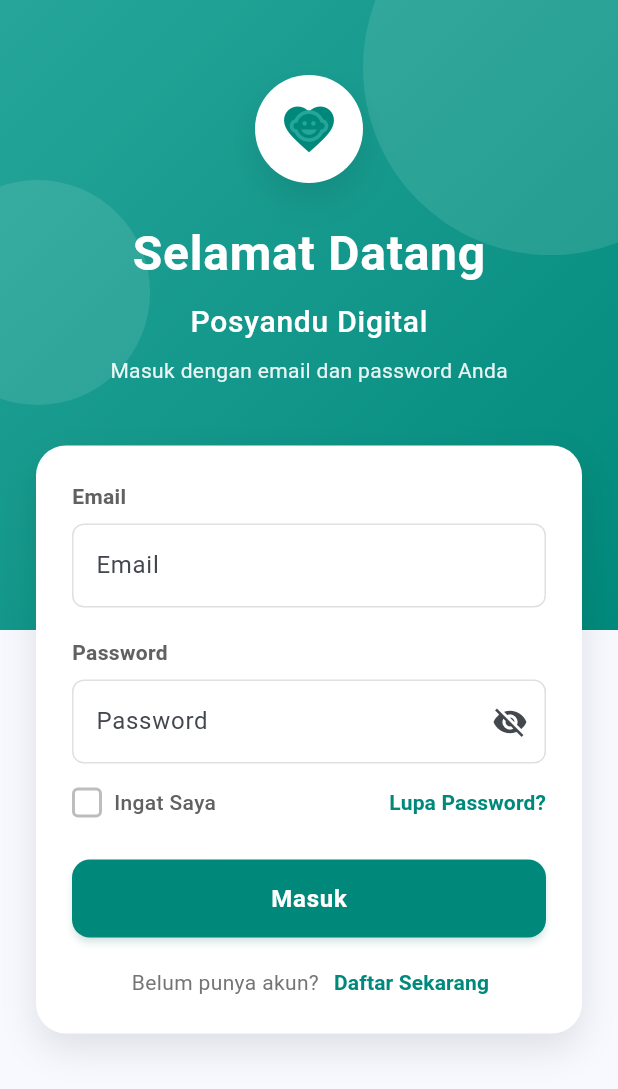
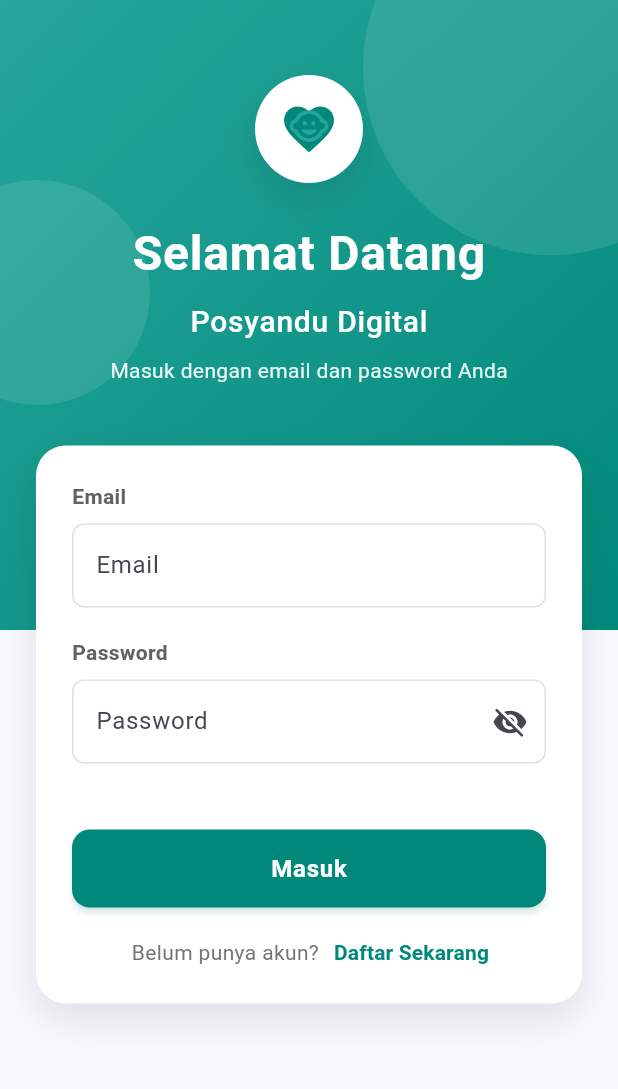
Before and after one commit to aqshal004/project_ppkd, a Flutter app: the screen it shows after launch, on a phone screen of 412 x 824 dp. Shown: the top 1089 px of the screen. Run offline on Flutter 3.47's test engine with Material 3 defaults, Android fonts, the light colour scheme and no system bars; our stand-ins replace cloud_firestore, firebase_auth, firebase_core, shared_preferences, sqflite; accounts and stored records are empty; network calls fail.

Commit message:
remove lupa password

```diff
--- a/lib/view/login_posyandu_firebase.dart
+++ b/lib/view/login_posyandu_firebase.dart
@@ -356,72 +356,72 @@ class _LoginPosyanduFirebaseState extends State<LoginPosyanduFirebase> {
                             const SizedBox(height: 16),
 
                             // Remember me and Forgot password
-                            Row(
-                              mainAxisAlignment: MainAxisAlignment.spaceBetween,
-                              children: [
-                                InkWell(
-                                  onTap: () {
-                                    setState(() {
-                                      _rememberMe = !_rememberMe;
-                                    });
-                                  },
-                                  borderRadius: BorderRadius.circular(4),
-                                  child: Row(
-                                    mainAxisSize: MainAxisSize.min,
-                                    children: [
-                                      Container(
-                                        width: 20,
-                                        height: 20,
-                                        decoration: BoxDecoration(
-                                          color: _rememberMe
-                                              ? Colors.teal.shade600
-                                              : Colors.transparent,
-                                          border: Border.all(
-                                            color: _rememberMe
-                                                ? Colors.teal.shade600
-                                                : Colors.grey.shade400,
-                                            width: 2,
-                                          ),
-                                          borderRadius: BorderRadius.circular(4),
-                                        ),
-                                        child: _rememberMe
-                                            ? const Icon(
-                                                Icons.check,
-                                                size: 14,
-                                                color: Colors.white,
-                                              )
-                                            : null,
-                                      ),
-                                      const SizedBox(width: 8),
-                                      Text(
-                                        'Ingat Saya',
-                                        style: TextStyle(
-                                          fontSize: 14,
-                                          color: Colors.grey[700],
-                                          fontWeight: FontWeight.w500,
-                                        ),
-                                      ),
-                                    ],
-                                  ),
-                                ),
-                                TextButton(
-                                  onPressed: () {},
-                                  style: TextButton.styleFrom(
-                                    padding: EdgeInsets.zero,
-                                    minimumSize: Size.zero,
-                                    tapTargetSize: MaterialTapTargetSize.shrinkWrap,
-                                  ),
-                                  child: Text(
-                                    'Lupa Password?',
-                                    style: TextStyle(
-                                      fontSize: 14,
-                                      color: Colors.teal.shade600,
-                                      fontWeight: FontWeight.w600,
-                                    ),
-                                  ),
-                                ),
-                              ],
-                            ),
+                            // Row(
+                            //   mainAxisAlignment: MainAxisAlignment.spaceBetween,
+                            //   children: [
+                            //     InkWell(
+                            //       onTap: () {
+                            //         setState(() {
+                            //           _rememberMe = !_rememberMe;
+                            //         });
+                            //       },
+                            //       borderRadius: BorderRadius.circular(4),
+                            //       child: Row(
+                            //         mainAxisSize: MainAxisSize.min,
+                            //         children: [
+                            //           Container(
+                            //             width: 20,
+                            //             height: 20,
+                            //             decoration: BoxDecoration(
+                            //               color: _rememberMe
+                            //                   ? Colors.teal.shade600
+                            //                   : Colors.transparent,
+                            //               border: Border.all(
+                            //                 color: _rememberMe
+                            //                     ? Colors.teal.shade600
+                            //                     : Colors.grey.shade400,
+                            //                 width: 2,
+                            //               ),
+                            //               borderRadius: BorderRadius.circular(4),
+                            //             ),
+                            //             child: _rememberMe
+                            //                 ? const Icon(
+                            //                     Icons.check,
+                            //                     size: 14,
+                            //                     color: Colors.white,
+                            //                   )
+                            //                 : null,
+                            //           ),
+                            //           const SizedBox(width: 8),
+                            //           Text(
+                            //             'Ingat Saya',
+                            //             style: TextStyle(
+                            //               fontSize: 14,
+                            //               color: Colors.grey[700],
+                            //               fontWeight: FontWeight.w500,
+                            //             ),
+                            //           ),
+                            //         ],
+                            //       ),
+                            //     ),
+                            //     TextButton(
+                            //       onPressed: () {},
+                            //       style: TextButton.styleFrom(
+                            //         padding: EdgeInsets.zero,
+                            //         minimumSize: Size.zero,
+                            //         tapTargetSize: MaterialTapTargetSize.shrinkWrap,
+                            //       ),
+                            //       child: Text(
+                            //         'Lupa Password?',
+                            //         style: TextStyle(
+                            //           fontSize: 14,
+                            //           color: Colors.teal.shade600,
+                            //           fontWeight: FontWeight.w600,
+                            //         ),
+                            //       ),
+                            //     ),
+                            //   ],
+                            // ),
 
                             const SizedBox(height: 28),
 
```
Also changed, not shown: lib/view/admin/dashboard_admin.dart (+37 -37 lines).
